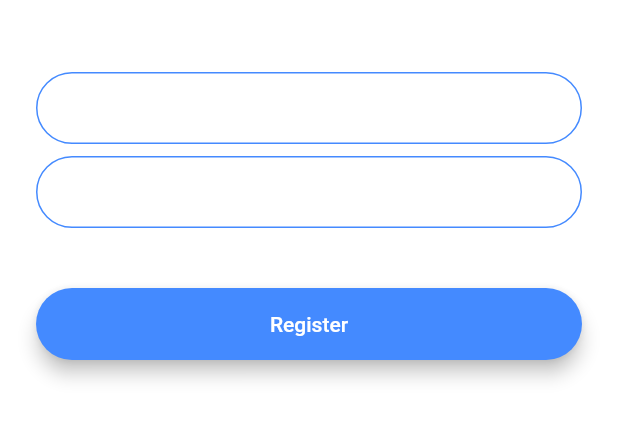
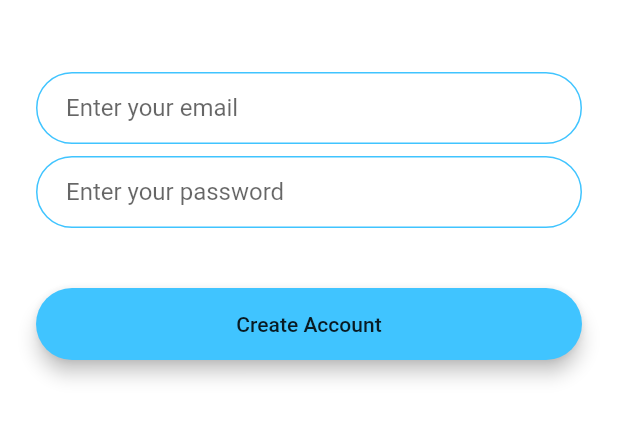
Before and after one commit to Basith-P/Flash-Chat, a Flutter app: the screen it shows after launch, after a tap on "Register", on a phone screen of 412 x 824 dp, the part 576-1018 px from its top. Run offline on Flutter 3.47's test engine with Material 2 defaults, Android fonts, the phone set to English and light mode, and no system bars.

```diff
--- /dev/null
+++ b/lib/components/rounded_button.dart
@@ -0,0 +1,27 @@
+import 'package:flutter/material.dart';
+
+class RoundedButton extends StatelessWidget {
+  final String text;
+  final Color color;
+  final void Function() onPressed;
+
+  const RoundedButton({required this.text, required this.color, required this.onPressed});
+
+  @override
+  Widget build(BuildContext context) {
+    return Padding(
+      padding: const EdgeInsets.symmetric(vertical: 16.0),
+      child: Material(
+        elevation: 5.0,
+        color: color,
+        borderRadius: BorderRadius.circular(30.0),
+        child: MaterialButton(
+          onPressed: onPressed,
+          minWidth: 200.0,
+          height: 42.0,
+          child: Text(text),
+        ),
+      ),
+    );
+  }
+}
--- a/lib/main.dart
+++ b/lib/main.dart
@@ -13,11 +13,6 @@ class FlashChat extends StatelessWidget {
   @override
   Widget build(BuildContext context) {
     return MaterialApp(
-      theme: ThemeData.dark().copyWith(
-        textTheme: const TextTheme(
-          bodyText1: TextStyle(color: Colors.black54),
-        ),
-      ),
       initialRoute: WelcomeScreen.routName,
       routes: {
         WelcomeScreen.routName: (ctx) => const WelcomeScreen(),
--- a/lib/screens/login_screen.dart
+++ b/lib/screens/login_screen.dart
@@ -1,4 +1,7 @@
 import 'package:flutter/material.dart';
+
+import '/components/rounded_button.dart';
+import '/utils/constants.dart';
 
 class LoginScreen extends StatefulWidget {
   const LoginScreen({Key? key}) : super(key: key);
@@ -33,21 +36,7 @@ class _LoginScreenState extends State<LoginScreen> {
               onChanged: (value) {
                 //Do something with the user input.
               },
-              decoration: const InputDecoration(
-                hintText: 'Enter your email',
-                contentPadding: EdgeInsets.symmetric(vertical: 10.0, horizontal: 20.0),
-                border: OutlineInputBorder(
-                  borderRadius: BorderRadius.all(Radius.circular(32.0)),
-                ),
-                enabledBorder: OutlineInputBorder(
-                  borderSide: BorderSide(color: Colors.lightBlueAccent, width: 1.0),
-                  borderRadius: BorderRadius.all(Radius.circular(32.0)),
-                ),
-                focusedBorder: OutlineInputBorder(
-                  borderSide: BorderSide(color: Colors.lightBlueAccent, width: 2.0),
-                  borderRadius: BorderRadius.all(Radius.circular(32.0)),
-                ),
-              ),
+              decoration: kTextFieldDecoration.copyWith(hintText: 'Enter your email'),
             ),
             const SizedBox(
               height: 8.0,
@@ -56,42 +45,15 @@ class _LoginScreenState extends State<LoginScreen> {
               onChanged: (value) {
                 //Do something with the user input.
               },
-              decoration: const InputDecoration(
-                hintText: 'Enter your password.',
-                contentPadding: EdgeInsets.symmetric(vertical: 10.0, horizontal: 20.0),
-                border: OutlineInputBorder(
-                  borderRadius: BorderRadius.all(Radius.circular(32.0)),
-                ),
-                enabledBorder: OutlineInputBorder(
-                  borderSide: BorderSide(color: Colors.lightBlueAccent, width: 1.0),
-                  borderRadius: BorderRadius.all(Radius.circular(32.0)),
-                ),
-                focusedBorder: OutlineInputBorder(
-                  borderSide: BorderSide(color: Colors.lightBlueAccent, width: 2.0),
-                  borderRadius: BorderRadius.all(Radius.circular(32.0)),
-                ),
-              ),
+              decoration: kTextFieldDecoration.copyWith(hintText: 'Enter your password'),
             ),
             const SizedBox(
               height: 24.0,
             ),
-            Padding(
-              padding: const EdgeInsets.symmetric(vertical: 16.0),
-              child: Material(
-                color: Colors.lightBlueAccent,
-                borderRadius: const BorderRadius.all(Radius.circular(30.0)),
-                elevation: 5.0,
-                child: MaterialButton(
-                  onPressed: () {
-                    //Implement login functionality.
-                  },
-                  minWidth: 200.0,
-                  height: 42.0,
-                  child: const Text(
-                    'Log In',
-                  ),
-                ),
-              ),
+            RoundedButton(
+              text: 'Log in',
+              color: Colors.lightBlueAccent,
+              onPressed: () {},
             ),
           ],
         ),
--- a/lib/screens/registration_screen.dart
+++ b/lib/screens/registration_screen.dart
@@ -1,4 +1,7 @@
 import 'package:flutter/material.dart';
+
+import '/components/rounded_button.dart';
+import '/utils/constants.dart';
 
 class RegistrationScreen extends StatefulWidget {
   const RegistrationScreen({Key? key}) : super(key: key);
@@ -33,64 +36,22 @@ class _RegistrationScreenState extends State<RegistrationScreen> {
               onChanged: (value) {
                 //Do something with the user input.
               },
-              decoration: const InputDecoration(
-                hintText: 'Enter your email',
-                contentPadding: EdgeInsets.symmetric(vertical: 10.0, horizontal: 20.0),
-                border: OutlineInputBorder(
-                  borderRadius: BorderRadius.all(Radius.circular(32.0)),
-                ),
-                enabledBorder: OutlineInputBorder(
-                  borderSide: BorderSide(color: Colors.blueAccent, width: 1.0),
-                  borderRadius: BorderRadius.all(Radius.circular(32.0)),
-                ),
-                focusedBorder: OutlineInputBorder(
-                  borderSide: BorderSide(color: Colors.blueAccent, width: 2.0),
-                  borderRadius: BorderRadius.all(Radius.circular(32.0)),
-                ),
-              ),
+              decoration: kTextFieldDecoration.copyWith(hintText: 'Enter your email'),
             ),
             const SizedBox(height: 8.0),
             TextField(
               onChanged: (value) {
                 //Do something with the user input.
               },
-              decoration: const InputDecoration(
-                hintText: 'Enter your password',
-                contentPadding: EdgeInsets.symmetric(vertical: 10.0, horizontal: 20.0),
-                border: OutlineInputBorder(
-                  borderRadius: BorderRadius.all(Radius.circular(32.0)),
-                ),
-                enabledBorder: OutlineInputBorder(
-                  borderSide: BorderSide(color: Colors.blueAccent, width: 1.0),
-                  borderRadius: BorderRadius.all(Radius.circular(32.0)),
-                ),
-                focusedBorder: OutlineInputBorder(
-                  borderSide: BorderSide(color: Colors.blueAccent, width: 2.0),
-                  borderRadius: BorderRadius.all(Radius.circular(32.0)),
-                ),
-              ),
+              decoration: kTextFieldDecoration.copyWith(hintText: 'Enter your password'),
             ),
             const SizedBox(
               height: 24.0,
             ),
-            Padding(
-              padding: const EdgeInsets.symmetric(vertical: 16.0),
-              child: Material(
-                color: Colors.blueAccent,
-                borderRadius: const BorderRadius.all(Radius.circular(30.0)),
-                elevation: 5.0,
-                child: MaterialButton(
-                  onPressed: () {
-                    //Implement registration functionality.
-                  },
-                  minWidth: 200.0,
-                  height: 42.0,
-                  child: const Text(
-                    'Register',
-                    style: TextStyle(color: Colors.white),
-                  ),
-                ),
-              ),
+            RoundedButton(
+              text: 'Create Account',
+              color: Colors.lightBlueAccent,
+              onPressed: () {},
             ),
           ],
         ),
--- a/lib/screens/welcome_screen.dart
+++ b/lib/screens/welcome_screen.dart
@@ -2,6 +2,7 @@ import 'package:flutter/material.dart';
 
 import 'login_screen.dart';
 import 'registration_screen.dart';
+import '/components/rounded_button.dart';
 
 class WelcomeScreen extends StatefulWidget {
   const WelcomeScreen({Key? key}) : super(key: key);
@@ -11,7 +12,29 @@ class WelcomeScreen extends StatefulWidget {
   _WelcomeScreenState createState() => _WelcomeScreenState();
 }
 
-class _WelcomeScreenState extends State<WelcomeScreen> {
+class _WelcomeScreenState extends State<WelcomeScreen> with SingleTickerProviderStateMixin {
+  AnimationController? controller;
+
+  @override
+  void initState() {
+    super.initState();
+    controller = AnimationController(
+      duration: const Duration(seconds: 3),
+      vsync: this,
+      upperBound: 100,
+    );
+    controller!.forward();
+    controller!.addListener(() {
+      setState(() {});
+    });
+  }
+
+  @override
+  void dispose() {
+    controller!.dispose();
+    super.dispose();
+  }
+
   @override
   Widget build(BuildContext context) {
     return Scaffold(
@@ -31,9 +54,9 @@ class _WelcomeScreenState extends State<WelcomeScreen> {
                     height: 60.0,
                   ),
                 ),
-                const Text(
-                  'Flash Chat',
-                  style: TextStyle(
+                Text(
+                  'Flash chat',
+                  style: const TextStyle(
                     fontSize: 45.0,
                     fontWeight: FontWeight.w900,
                     color: Colors.black54,
@@ -44,41 +67,19 @@ class _WelcomeScreenState extends State<WelcomeScreen> {
             const SizedBox(
               height: 48.0,
             ),
-            Padding(
-              padding: const EdgeInsets.symmetric(vertical: 16.0),
-              child: Material(
-                elevation: 5.0,
+            RoundedButton(
+              text: 'Log in',
               color: Colors.lightBlueAccent,
-                borderRadius: BorderRadius.circular(30.0),
-                child: MaterialButton(
               onPressed: () {
                 Navigator.pushNamed(context, LoginScreen.routName);
               },
-                  minWidth: 200.0,
-                  height: 42.0,
-                  child: const Text(
-                    'Log In',
             ),
-                ),
-              ),
-            ),
-            Padding(
-              padding: const EdgeInsets.symmetric(vertical: 16.0),
-              child: Material(
+            RoundedButton(
+              text: 'Register',
               color: Colors.blueAccent,
-                borderRadius: BorderRadius.circular(30.0),
-                elevation: 5.0,
-                child: MaterialButton(
               onPressed: () {
                 Navigator.pushNamed(context, RegistrationScreen.routName);
               },
-                  minWidth: 200.0,
-                  height: 42.0,
-                  child: const Text(
-                    'Register',
-                  ),
-                ),
-              ),
             ),
           ],
         ),
--- a/lib/utils/constants.dart
+++ b/lib/utils/constants.dart
@@ -17,3 +17,19 @@ const kMessageContainerDecoration = BoxDecoration(
     top: BorderSide(color: Colors.lightBlueAccent, width: 2.0),
   ),
 );
+
+const kTextFieldDecoration = InputDecoration(
+  hintText: 'hint text',
+  contentPadding: EdgeInsets.symmetric(vertical: 10.0, horizontal: 20.0),
+  border: OutlineInputBorder(
+    borderRadius: BorderRadius.all(Radius.circular(32.0)),
+  ),
+  enabledBorder: OutlineInputBorder(
+    borderSide: BorderSide(color: Colors.lightBlueAccent, width: 1.0),
+    borderRadius: BorderRadius.all(Radius.circular(32.0)),
+  ),
+  focusedBorder: OutlineInputBorder(
+    borderSide: BorderSide(color: Colors.lightBlueAccent, width: 2.0),
+    borderRadius: BorderRadius.all(Radius.circular(32.0)),
+  ),
+);
```
Lines whose indentation alone changed are shown as unchanged.
